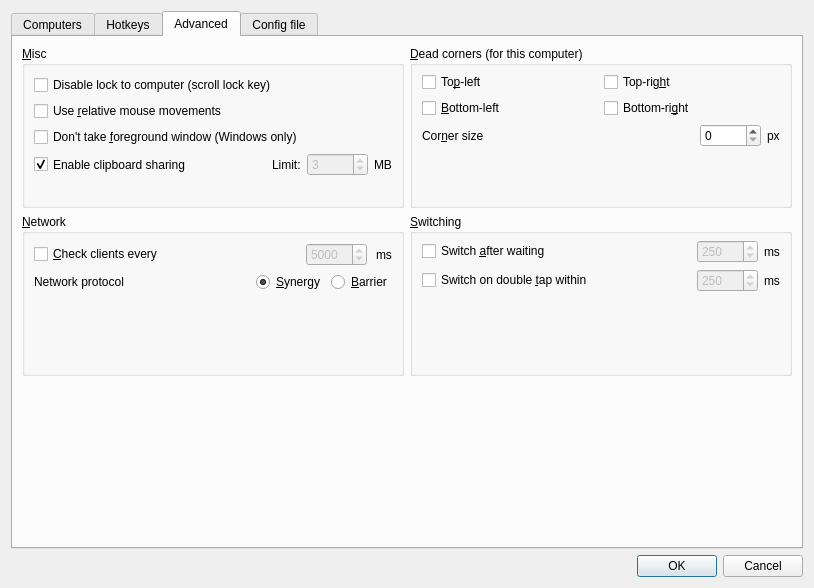
First picture: the form in src/apps/deskflow-gui/dialogs/ServerConfigDialog.ui, repository deskflow/deskflow, before the edit.
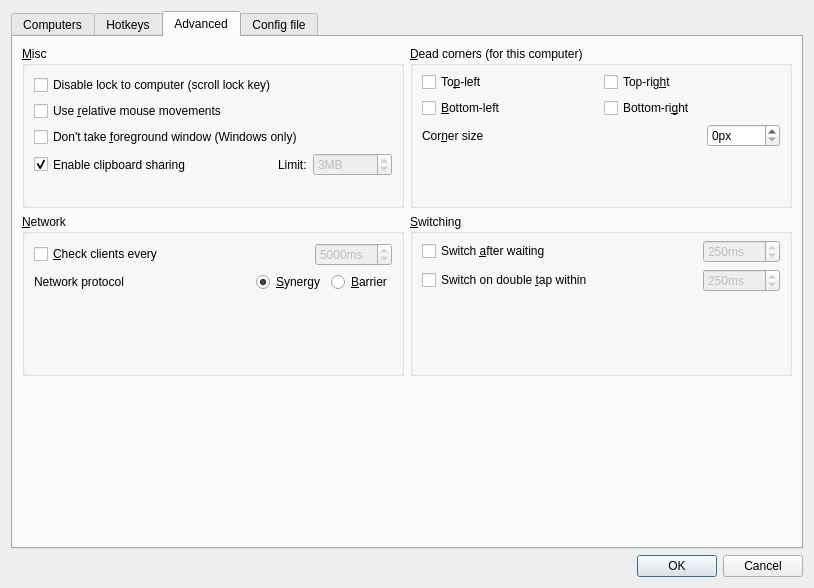
Second picture: the form after the edit. The open tabs and pages were chosen to show the change. Icons and pictures are not drawn. Custom widgets are drawn as their Qt base class.

Commit message: refactor: serverconfigdialog, use suffix for spinboxes

What changed in the file:
```diff
--- a/src/apps/deskflow-gui/dialogs/ServerConfigDialog.ui
+++ b/src/apps/deskflow-gui/dialogs/ServerConfigDialog.ui
@@ -384,22 +384,12 @@
             </item>
             <item>
              <widget class="QSpinBox" name="sbSwitchCornerSize">
-              <property name="maximum">
-               <number>30000</number>
-              </property>
-             </widget>
-            </item>
-            <item>
-             <widget class="QLabel" name="label_3">
-              <property name="sizePolicy">
-               <sizepolicy hsizetype="Minimum" vsizetype="Minimum">
-                <horstretch>0</horstretch>
-                <verstretch>0</verstretch>
-               </sizepolicy>
-              </property>
-              <property name="text">
+              <property name="suffix">
                <string>px</string>
               </property>
+              <property name="maximum">
+               <number>30000</number>
+              </property>
              </widget>
             </item>
            </layout>
@@ -504,19 +494,15 @@
               <property name="enabled">
                <bool>false</bool>
               </property>
-              <property name="maximum">
-               <number>10000</number>
-              </property>
-              <property name="value">
-               <number>3</number>
-              </property>
-             </widget>
-            </item>
-            <item>
-             <widget class="QLabel" name="label_4">
-              <property name="text">
+              <property name="suffix">
                <string>MB</string>
               </property>
+              <property name="maximum">
+               <number>10000</number>
+              </property>
+              <property name="value">
+               <number>3</number>
+              </property>
              </widget>
             </item>
            </layout>
@@ -588,6 +574,9 @@
                 <verstretch>0</verstretch>
                </sizepolicy>
               </property>
+              <property name="suffix">
+               <string>ms</string>
+              </property>
               <property name="minimum">
                <number>1000</number>
               </property>
@@ -602,13 +591,6 @@
               </property>
              </widget>
             </item>
-            <item>
-             <widget class="QLabel" name="m_pLabel_16">
-              <property name="text">
-               <string>ms</string>
-              </property>
-             </widget>
-            </item>
            </layout>
           </item>
           <item>
@@ -721,6 +703,9 @@
               <property name="enabled">
                <bool>false</bool>
               </property>
+              <property name="suffix">
+               <string>ms</string>
+              </property>
               <property name="minimum">
                <number>10</number>
               </property>
@@ -735,13 +720,6 @@
               </property>
              </widget>
             </item>
-            <item>
-             <widget class="QLabel" name="m_pLabel_14">
-              <property name="text">
-               <string>ms</string>
-              </property>
-             </widget>
-            </item>
            </layout>
           </item>
           <item>
@@ -774,6 +752,9 @@
               <property name="enabled">
                <bool>false</bool>
               </property>
+              <property name="suffix">
+               <string>ms</string>
+              </property>
               <property name="minimum">
                <number>10</number>
               </property>
@@ -788,13 +769,6 @@
               </property>
              </widget>
             </item>
-            <item>
-             <widget class="QLabel" name="m_pLabel_15">
-              <property name="text">
-               <string>ms</string>
-              </property>
-             </widget>
-            </item>
            </layout>
           </item>
           <item>
```
